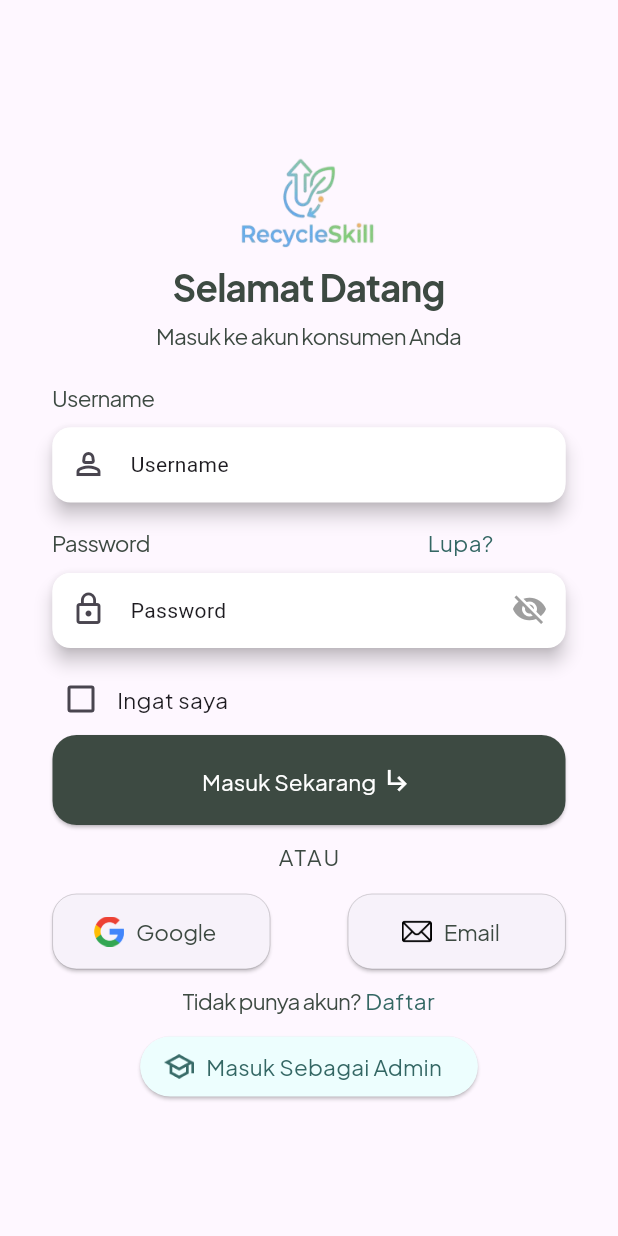
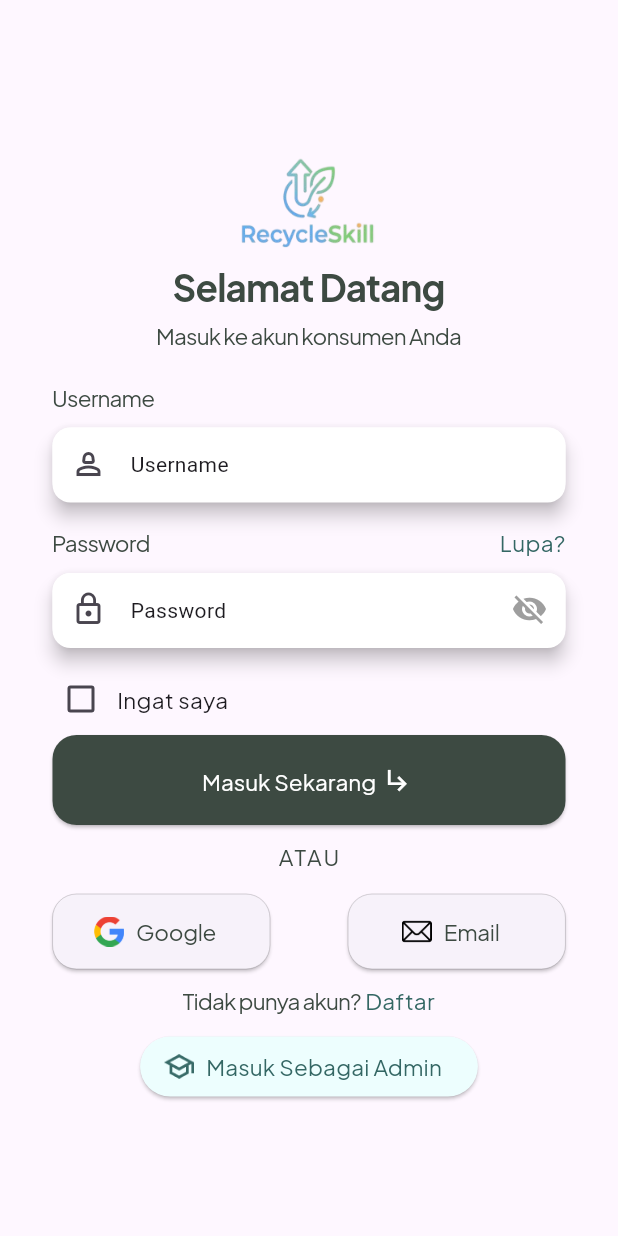
Before and after one commit to ManSoft24/RecycleSkill, a Flutter app: the screen it shows after launch, on a phone screen of 412 x 824 dp. Run offline on Flutter 3.47's test engine with Material 3 defaults, Android fonts, the phone set to English and light mode, and no system bars; our stand-ins replace get.

Commit message:
Fix: unresponsive layout between Text "password" and "lupa"

```diff
--- a/lib/pages/login_siswa_pages.dart
+++ b/lib/pages/login_siswa_pages.dart
@@ -93,7 +93,7 @@
                   ),
                 ),
 
-                SizedBox(width: 150),
+                Spacer(),
 
                 Container(
                   alignment: Alignment.topRight,
```
